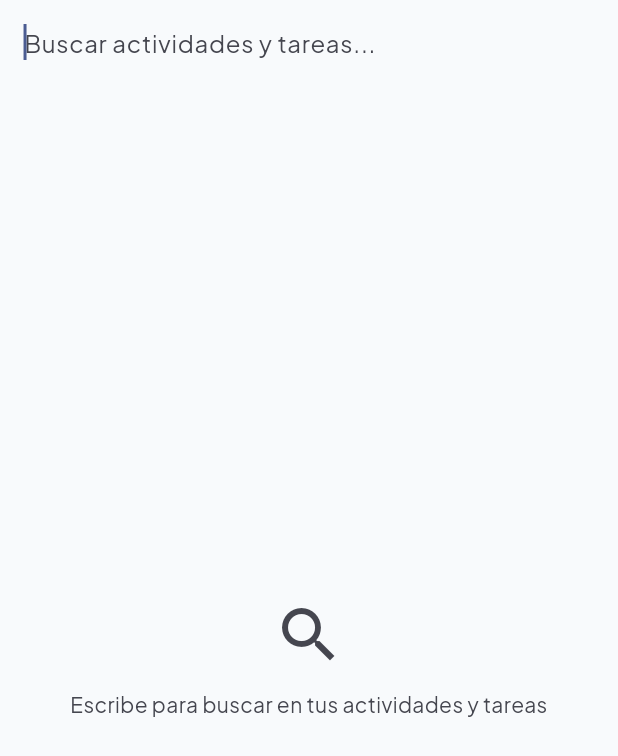
After one commit to afperdomo2/blockday, a Flutter app: the SearchScreen screen opened by its route, on a phone screen of 412 x 824 dp. The commit adds this screen. Shown: the top 756 px of the screen. Run offline on Flutter 3.47's test engine with Material 3 defaults, Android fonts, the phone set to English and light mode, and no system bars; our stand-ins replace drift, file_picker, flutter_local_notifications, flutter_riverpod, flutter_timezone, go_router and 3 more; accounts and stored records are empty; generated files the repository leaves out were written again.

Commit message:
feat: add global search across activities and tasks (hito 21)

```diff
--- a/lib/features/activities/presentation/screens/activity_editor_screen.dart
+++ b/lib/features/activities/presentation/screens/activity_editor_screen.dart
@@ -140,7 +140,8 @@ class _ActivityEditorScreenState extends ConsumerState<ActivityEditorScreen> {
     if (from == '/' ||
         from == '/calendar' ||
         from == '/backlog' ||
-        from.startsWith('/backlog/')) {
+        from.startsWith('/backlog/') ||
+        from == '/search') {
       return from;
     }
     return '/calendar';
--- a/lib/features/calendar/presentation/screens/calendar_screen.dart
+++ b/lib/features/calendar/presentation/screens/calendar_screen.dart
@@ -7,6 +7,7 @@ import '../../../../core/responsive/constrained_content.dart';
 import '../../../../core/theme/app_motion.dart';
 import '../../../../core/theme/app_spacing.dart';
 import '../../../../core/utils/date_format.dart';
+import '../../../../shared/widgets/search_action.dart';
 import '../../../../shared/widgets/settings_action.dart';
 import '../../../activities/domain/occurrence.dart';
 import '../../../activities/providers/activities_stream_provider.dart';
@@ -74,6 +75,7 @@ class CalendarScreen extends ConsumerWidget {
             tooltip: 'Siguiente',
             onPressed: navigateNext,
           ),
+          const SearchAction(),
           const SettingsAction(),
         ],
       ),
--- a/lib/features/home/presentation/screens/home_screen.dart
+++ b/lib/features/home/presentation/screens/home_screen.dart
@@ -9,6 +9,7 @@ import '../../../../core/theme/app_spacing.dart';
 import '../../../../core/utils/date_format.dart';
 import '../../../../shared/widgets/about_dialog.dart';
 import '../../../../shared/widgets/app_progress_bar.dart';
+import '../../../../shared/widgets/search_action.dart';
 import '../../../../shared/widgets/section_header.dart';
 import '../../../../shared/widgets/settings_action.dart';
 import '../../../activities/domain/occurrence.dart';
@@ -47,6 +48,7 @@ class HomeScreen extends ConsumerWidget {
         title: const Text('Inicio'),
         centerTitle: false,
         actions: [
+          const SearchAction(),
           const SettingsAction(),
           IconButton(
             tooltip: 'Acerca de',
--- /dev/null
+++ b/lib/features/search/presentation/screens/search_screen.dart
@@ -0,0 +1,237 @@
+import 'package:flutter/material.dart';
+import 'package:flutter_riverpod/flutter_riverpod.dart';
+import 'package:go_router/go_router.dart';
+
+import '../../../activities/domain/activity.dart';
+import '../../../activities/providers/activities_stream_provider.dart';
+import '../../../backlog/providers/tasks_providers.dart';
+import '../../../../core/responsive/constrained_content.dart';
+import '../../../../core/theme/activity_colors.dart';
+import '../../../../core/theme/app_radius.dart';
+import '../../../../core/theme/app_spacing.dart';
+import '../../../../core/utils/date_format.dart';
+import '../../../settings/providers/settings_providers.dart';
+import '../../../../shared/widgets/section_header.dart';
+import '../../domain/search_filter.dart';
+
+class SearchScreen extends ConsumerStatefulWidget {
+  const SearchScreen({super.key});
+
+  @override
+  ConsumerState<SearchScreen> createState() => _SearchScreenState();
+}
+
+class _SearchScreenState extends ConsumerState<SearchScreen> {
+  final _ctrl = TextEditingController();
+  String _query = '';
+
+  @override
+  void dispose() {
+    _ctrl.dispose();
+    super.dispose();
+  }
+
+  @override
+  Widget build(BuildContext context) {
+    final activities =
+        ref.watch(activitiesStreamProvider).asData?.value ?? const [];
+    final tasks = ref.watch(tasksStreamProvider).asData?.value ?? const [];
+    final matchedActivities = filterActivities(activities, _query);
+    final matchedTasks = filterTasks(tasks, _query);
+
+    return Scaffold(
+      appBar: AppBar(
+        title: TextField(
+          controller: _ctrl,
+          autofocus: true,
+          decoration: const InputDecoration(
+            hintText: 'Buscar actividades y tareas...',
+            border: InputBorder.none,
+            isDense: true,
+          ),
+          onChanged: (v) => setState(() => _query = v),
+        ),
+        centerTitle: false,
+      ),
+      body: ConstrainedContent(
+        maxWidth: AppContentWidth.list,
+        child: _query.trim().isEmpty
+            ? const _SearchHint(
+                icon: Icons.search,
+                text: 'Escribe para buscar en tus actividades y tareas',
+              )
+            : matchedActivities.isEmpty && matchedTasks.isEmpty
+            ? _SearchHint(
+                icon: Icons.search_off,
+                text: 'Sin resultados para "$_query"',
+              )
+            : ListView(
+                padding: const EdgeInsets.only(bottom: AppSpacing.xxxl),
+                children: [
+                  if (matchedActivities.isNotEmpty) ...[
+                    Padding(
+                      padding: const EdgeInsets.fromLTRB(
+                        AppSpacing.lg,
+                        AppSpacing.md,
+                        AppSpacing.lg,
+                        AppSpacing.xs,
+                      ),
+                      child: SectionHeader(
+                        title: 'Actividades',
+                        count: matchedActivities.length,
+                      ),
+                    ),
+                    ...matchedActivities.map(
+                      (a) => _ActivityResultTile(activity: a),
+                    ),
+                  ],
+                  if (matchedTasks.isNotEmpty) ...[
+                    Padding(
+                      padding: const EdgeInsets.fromLTRB(
+                        AppSpacing.lg,
+                        AppSpacing.lg,
+                        AppSpacing.lg,
+                        AppSpacing.xs,
+                      ),
+                      child: SectionHeader(
+                        title: 'Tareas',
+                        count: matchedTasks.length,
+                      ),
+                    ),
+                    ...matchedTasks.map(
+                      (t) => _TaskResultTile(
+                        title: t.title,
+                        subtitle: t.tags.isEmpty
+                            ? null
+                            : t.tags.map((tag) => '#$tag').join('  '),
+                        onTap: () => context.go('/backlog/task/${t.id}'),
+                      ),
+                    ),
+                  ],
+                ],
+              ),
+      ),
+    );
+  }
+}
+
+class _ActivityResultTile extends ConsumerWidget {
+  const _ActivityResultTile({required this.activity});
+
+  final Activity activity;
+
+  String _subtitle(bool use24Hour) {
+    if (activity.kind == ActivityKind.single) {
+      return '${formatDayShort(activity.singleStart!)} · ${formatHourRange(activity.singleStart!, activity.singleEnd!, use24Hour: use24Hour)}';
+    }
+    final now = DateTime.now();
+    final today = DateTime(now.year, now.month, now.day);
+    final next = activity
+        .occurrencesInRange(today, today.add(const Duration(days: 30)))
+        .firstOrNull;
+    return next == null
+        ? 'Recurrente'
+        : 'Recurrente · próximo ${formatDayShort(next.date)}';
+  }
+
+  @override
+  Widget build(BuildContext context, WidgetRef ref) {
+    final use24Hour = ref.watch(currentSettingsProvider).use24HourFormat;
+    final colors = ActivityColors.of(
+      activity.color,
+      Theme.of(context).brightness,
+    );
+    return Card(
+      margin: const EdgeInsets.symmetric(
+        horizontal: AppSpacing.md,
+        vertical: AppSpacing.xs,
+      ),
+      child: ListTile(
+        onTap: () => context.go('/activity/${activity.id}?from=/search'),
+        leading: Container(
+          width: 14,
+          height: 14,
+          decoration: BoxDecoration(
+            color: colors.background,
+            shape: BoxShape.circle,
+            border: Border.all(color: colors.foreground.withValues(alpha: 0.4)),
+          ),
+        ),
+        title: Text(
+          activity.title,
+          maxLines: 1,
+          overflow: TextOverflow.ellipsis,
+        ),
+        subtitle: Text(_subtitle(use24Hour)),
+        shape: RoundedRectangleBorder(
+          borderRadius: BorderRadius.circular(AppRadius.lg),
+        ),
+      ),
+    );
+  }
+}
+
+class _TaskResultTile extends StatelessWidget {
+  const _TaskResultTile({
+    required this.title,
+    required this.onTap,
+    this.subtitle,
+  });
+
+  final String title;
+  final String? subtitle;
+  final VoidCallback onTap;
+
+  @override
+  Widget build(BuildContext context) {
+    return Card(
+      margin: const EdgeInsets.symmetric(
+        horizontal: AppSpacing.md,
+        vertical: AppSpacing.xs,
+      ),
+      child: ListTile(
+        onTap: onTap,
+        leading: const Icon(Icons.check_circle_outline),
+        title: Text(title, maxLines: 1, overflow: TextOverflow.ellipsis),
+        subtitle: subtitle == null ? null : Text(subtitle!),
+        shape: RoundedRectangleBorder(
+          borderRadius: BorderRadius.circular(AppRadius.lg),
+        ),
+      ),
+    );
+  }
+}
+
+class _SearchHint extends StatelessWidget {
+  const _SearchHint({required this.icon, required this.text});
+
+  final IconData icon;
+  final String text;
+
+  @override
+  Widget build(BuildContext context) {
+    return Center(
+      child: Padding(
+        padding: const EdgeInsets.all(AppSpacing.xxl),
+        child: Column(
+          mainAxisSize: MainAxisSize.min,
+          children: [
+            Icon(
+              icon,
+              size: 48,
+              color: Theme.of(context).colorScheme.onSurfaceVariant,
+            ),
+            const SizedBox(height: AppSpacing.md),
+            Text(
+              text,
+              textAlign: TextAlign.center,
+              style: Theme.of(context).textTheme.bodyMedium?.copyWith(
+                color: Theme.of(context).colorScheme.onSurfaceVariant,
+              ),
+            ),
+          ],
+        ),
+      ),
+    );
+  }
+}
--- a/lib/routes/app_router.dart
+++ b/lib/routes/app_router.dart
@@ -5,6 +5,7 @@ import '../features/backlog/presentation/screens/backlog_screen.dart';
 import '../features/backlog/presentation/screens/task_editor_screen.dart';
 import '../features/calendar/presentation/screens/calendar_screen.dart';
 import '../features/home/presentation/screens/home_screen.dart';
+import '../features/search/presentation/screens/search_screen.dart';
 import '../features/settings/presentation/screens/settings_screen.dart';
 import 'main_shell.dart';
 
@@ -60,5 +61,6 @@ final GoRouter appRouter = GoRouter(
       path: '/settings',
       builder: (context, state) => const SettingsScreen(),
     ),
+    GoRoute(path: '/search', builder: (context, state) => const SearchScreen()),
   ],
 );
```
Also changed, not shown: lib/features/backlog/presentation/screens/backlog_screen.dart (+2 -9 lines), lib/features/search/domain/search_filter.dart (added, +30 -0 lines), lib/shared/widgets/search_action.dart (added, +15 -0 lines), 4 other files.
